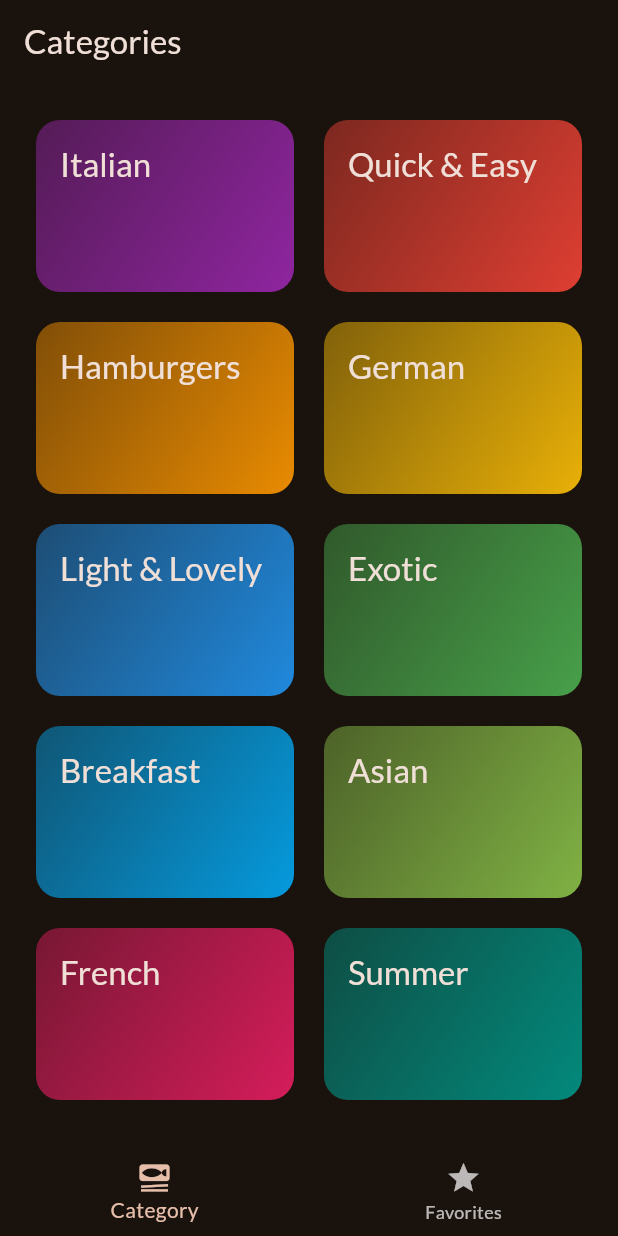
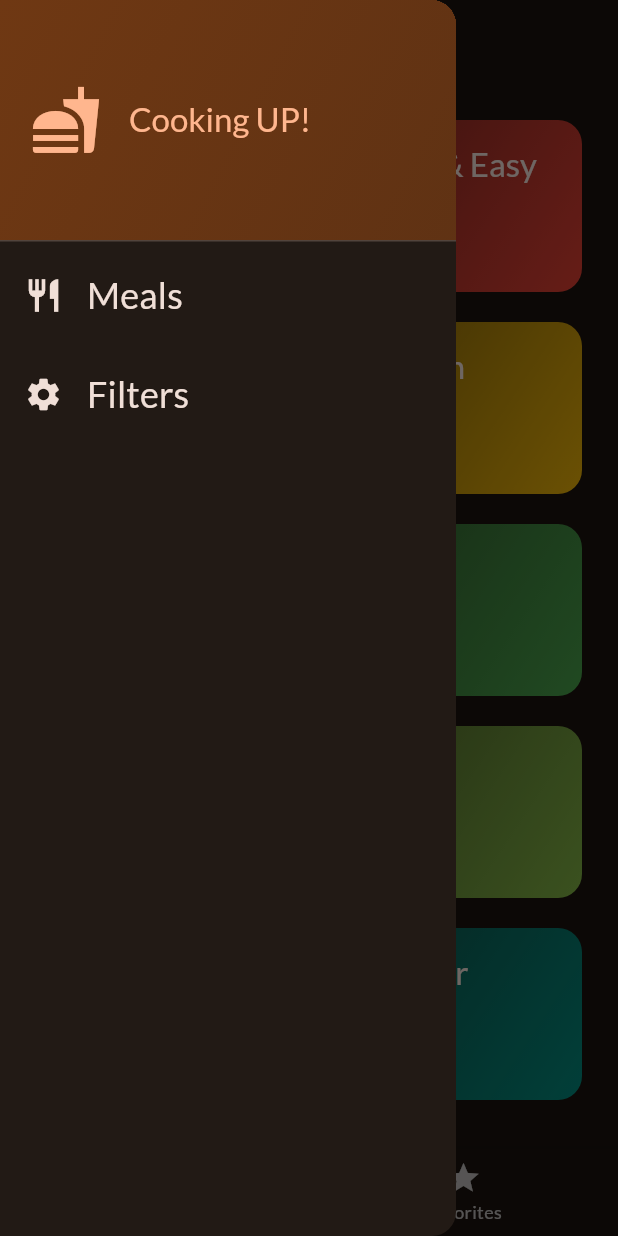
Before and after one commit to oyehanif/Meals-App, a Flutter app: the screen it shows after launch, with the side drawer open (before the commit the screen has no drawer), on a phone screen of 412 x 824 dp. Run offline on Flutter 3.47's test engine with Material 2 defaults, Android fonts, the phone set to English and light mode, and no system bars; our stand-ins replace google_fonts, transparent_image.

```diff
--- a/lib/screens/tabs.dart
+++ b/lib/screens/tabs.dart
@@ -1,7 +1,9 @@
 import 'package:flutter/material.dart';
 import 'package:meals/models/meal.dart';
 import 'package:meals/screens/categorys.dart';
+import 'package:meals/screens/filters.dart';
 import 'package:meals/screens/meals.dart';
+import 'package:meals/widgets/main_drawar.dart';
 
 class TabsScreen extends StatefulWidget {
   const TabsScreen({super.key});
@@ -30,7 +32,7 @@ class _TabsScreenState extends State<TabsScreen> {
       _showInfoMessage('Meal is no longer a favorite.');
     } else {
       setState(() {
-        _favorit eMeals.add(meal);
+        _favoriteMeals.add(meal);
       });
       _showInfoMessage('Marked as a favorite!');
     }
@@ -40,6 +42,14 @@ class _TabsScreenState extends State<TabsScreen> {
     setState(() {
       _selectedPageIndex = index;
     });
+  }
+
+  void setScreen(String identifier) async {
+    Navigator.pop(context);
+    if(identifier == 'filters'){
+      final result = await Navigator.push<Map<Filter,bool>>(context, MaterialPageRoute(builder: (ctx) => const FiltersScreen(),),);
+    print(result);
+    }
   }
 
   @override
@@ -61,6 +71,7 @@ class _TabsScreenState extends State<TabsScreen> {
         title: Text(activePageTitle),
       ),
       body: activePage,
+      drawer:  MainDrawer(onSelectScreen: setScreen,),
       bottomNavigationBar: BottomNavigationBar(
         onTap: _selectPage,
         currentIndex: _selectedPageIndex,
--- /dev/null
+++ b/lib/widgets/main_drawar.dart
@@ -0,0 +1,78 @@
+import 'package:flutter/cupertino.dart';
+import 'package:flutter/material.dart';
+
+class MainDrawer extends StatelessWidget {
+  const MainDrawer({super.key, required this.onSelectScreen});
+
+  final void Function(String identifier) onSelectScreen;
+
+  @override
+  Widget build(BuildContext context) {
+    return Drawer(
+      child: Column(
+        children: [
+          DrawerHeader(
+            padding: EdgeInsets.all(20),
+            decoration: BoxDecoration(
+                gradient: LinearGradient(
+              colors: [
+                Theme.of(context).colorScheme.primaryContainer,
+                Theme.of(context).colorScheme.primaryContainer.withOpacity(.8)
+              ],
+              begin: Alignment.topLeft,
+              end: Alignment.bottomRight,
+            )),
+            child: Row(
+              children: [
+                Icon(
+                  Icons.fastfood,
+                  size: 48,
+                  color: Theme.of(context).colorScheme.primary,
+                ),
+                SizedBox(
+                  width: 18,
+                ),
+                Text(
+                  'Cooking UP!',
+                  style: Theme.of(context)
+                      .textTheme
+                      .titleLarge!
+                      .copyWith(color: Theme.of(context).colorScheme.primary),
+                ),
+              ],
+            ),
+          ),
+          ListTile(
+            leading: Icon(Icons.restaurant,
+                size: 26, color: Theme.of(context).colorScheme.onBackground),
+            title: Text(
+              'Meals',
+              style: Theme.of(context).textTheme.titleSmall!.copyWith(
+                  color: Theme.of(context).colorScheme.onBackground,
+                  fontSize: 24),
+            ),
+            onTap: () {
+              onSelectScreen('meals');
+            },
+          ),
+          const SizedBox(
+            height: 10,
+          ),
+          ListTile(
+            leading: Icon(Icons.settings,
+                size: 26, color: Theme.of(context).colorScheme.onBackground),
+            title: Text(
+              'Filters',
+              style: Theme.of(context).textTheme.titleSmall!.copyWith(
+                  color: Theme.of(context).colorScheme.onBackground,
+                  fontSize: 24),
+            ),
+            onTap: () {
+              onSelectScreen('filters');
+            },
+          )
+        ],
+      ),
+    );
+  }
+}
```
Also changed, not shown: lib/screens/filters.dart (added, +135 -0 lines).
